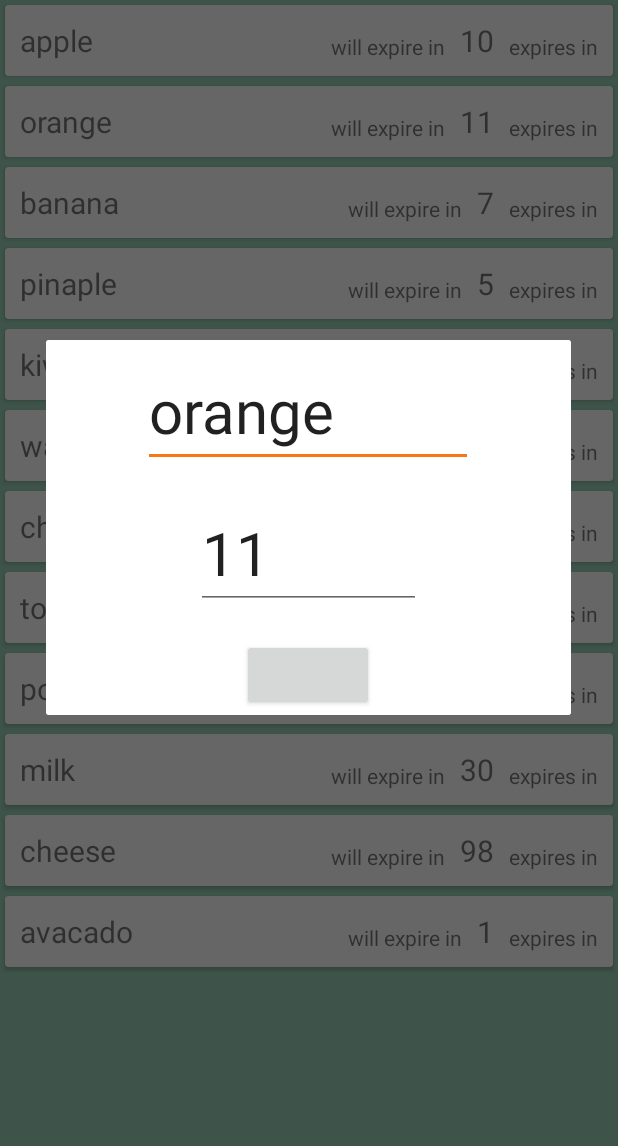
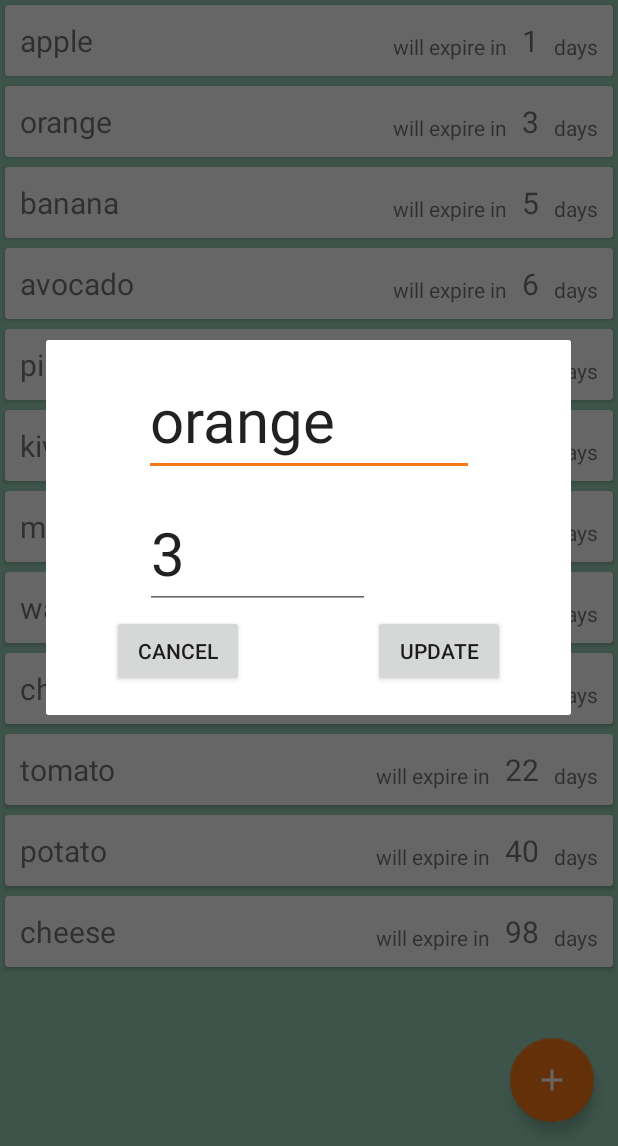
Before and after one commit to bitingbulldogs/cs446project, an Android app: the screen it shows after launch (MainActivity), after a tap on "orange", on a phone screen of 412 x 824 dp, the part 90-1236 px from its top. Run offline under Robolectric (Android 15) with nearby library versions, the phone set to English and light mode, and no system bars.

Commit message:
add/update Inventory List

```diff
--- a/app/src/main/java/com/example/scbcchoi/eatemup/MainActivity.java
+++ b/app/src/main/java/com/example/scbcchoi/eatemup/MainActivity.java
@@ -1,10 +1,12 @@
 package com.example.scbcchoi.eatemup;
 
 import android.app.AlarmManager;
+import android.app.Dialog;
 import android.app.PendingIntent;
 import android.content.ComponentName;
 import android.content.Context;
 import android.content.pm.PackageManager;
+import android.support.design.widget.FloatingActionButton;
 import android.support.v7.app.AppCompatActivity;
 import android.os.Bundle;
 import android.support.v7.widget.LinearLayoutManager;
@@ -22,6 +24,7 @@ import android.support.v4.widget.DrawerLayout;
 import android.support.v7.app.ActionBar;
 import android.view.MenuItem;
 import android.support.v7.widget.Toolbar;
+import android.widget.EditText;
 import android.widget.TextView;
 import android.widget.Toast;
 
@@ -34,6 +37,8 @@ public class MainActivity extends AppCompatActivity {
     private NavigationView navigationView;
     private Toolbar toolbar;
     private RecyclerView recyclerView;
+    private InventoryAdapter adapter;
+    private Dialog addDialog;
 
     // to test recylerview, should be removed later
     List<InventoryListItem> InventoryList;
@@ -104,28 +109,40 @@ public class MainActivity extends AppCompatActivity {
             }
         });
 
-        //set up recyclerView
+        //set up recyclerView and floating action button
         recyclerView = findViewById(R.id.rv_inventory);
         recyclerView.setLayoutManager(new LinearLayoutManager(this));
 
+        FloatingActionButton fab = findViewById(R.id.fab);
+        fab.setOnClickListener(new View.OnClickListener() {
+            @Override
+            public void onClick(View view) {
+                //Toast.makeText(view.getContext(), "add", Toast.LENGTH_SHORT).show();
+                addDialog = new Dialog(view.getContext());
+                addDialog.setContentView(R.layout.dialog_add);
+                addDialog.show();
+            }
+        });
+
+
         //some hardcoded data to test recyclerview
-        //remove later
+        //remove later //
         InventoryList = new ArrayList<>();
-        InventoryList.add(new InventoryListItem("apple", 10));
-        InventoryList.add(new InventoryListItem("orange", 11));
-        InventoryList.add(new InventoryListItem("banana", 7));
-        InventoryList.add(new InventoryListItem("pinaple", 5));
-        InventoryList.add(new InventoryListItem("kiwi", 3));
-        InventoryList.add(new InventoryListItem("watermelon", 1));
-        InventoryList.add(new InventoryListItem("cherry", 88));
-        InventoryList.add(new InventoryListItem("tomato", 322));
-        InventoryList.add(new InventoryListItem("potato", 100));
-        InventoryList.add(new InventoryListItem("milk", 30));
+        InventoryList.add(new InventoryListItem("apple", 1));
+        InventoryList.add(new InventoryListItem("orange", 3));
+        InventoryList.add(new InventoryListItem("banana", 5));
+        InventoryList.add(new InventoryListItem("avocado", 6));
+        InventoryList.add(new InventoryListItem("pineapple", 7));
+        InventoryList.add(new InventoryListItem("kiwi", 11));
+        InventoryList.add(new InventoryListItem("milk", 14));
+        InventoryList.add(new InventoryListItem("watermelon", 14));
+        InventoryList.add(new InventoryListItem("cherry", 20));
+        InventoryList.add(new InventoryListItem("tomato", 22));
+        InventoryList.add(new InventoryListItem("potato", 40));
         InventoryList.add(new InventoryListItem("cheese", 98));
-        InventoryList.add(new InventoryListItem("avacado", 1));
 
-        //setup adapater for recyclerview
-        InventoryAdapter adapter = new InventoryAdapter(InventoryList);
+        //setup adapter for RecyclerView
+        adapter = new InventoryAdapter(InventoryList);
         recyclerView.setAdapter(adapter);
 
 
@@ -172,4 +189,52 @@ public class MainActivity extends AppCompatActivity {
         finish();
     }
 
+    //insert an item to InventoryList
+    //should be moved to "InventoryList Class"......?
+    private int insertItem(InventoryListItem item){
+        int j = item.getDateInt();
+        for (int i = 0; i < InventoryList.size(); i++) {
+            if (InventoryList.get(i).getDateInt() >= j){
+                InventoryList.add(i,item);
+                return i;
+            }
+        }
+        InventoryList.add(item);
+        return InventoryList.size()-1;
+    }
+
+    public void addCancel(View view){
+        addDialog.dismiss();
+    }
+
+    //add an item to inventory list
+    public void addInventory(View view){
+        EditText nameText = addDialog.findViewById(R.id.dialog_name_add);
+        EditText dateText = addDialog.findViewById(R.id.dialog_date_add);
+        int date = Integer.parseInt(dateText.getText().toString());
+        String name = nameText.getText().toString();
+        InventoryListItem item = new InventoryListItem(name, date);
+
+        //Todo: Item should be added to the shared preferences to be actually stored
+        int pos = insertItem(item);
+        recyclerView.smoothScrollToPosition(pos);
+        adapter.notifyDataSetChanged();
+        addDialog.dismiss();
+    }
+
+    public void  updateInventory(View view){
+        InventoryListItem item =  adapter.updateItem();
+        InventoryList.remove(adapter.getPos());//index of item changed
+
+        //Todo: the update isn't physically stored
+        int pos = insertItem(item);
+        recyclerView.smoothScrollToPosition(pos);
+        adapter.notifyDataSetChanged();
+
+    }
+
+    public void noUpdate(View view){
+        adapter.noUpdate();
+
+    }
 }
--- a/app/src/main/java/com/example/scbcchoi/eatemup/inventory/InventoryAdapter.java
+++ b/app/src/main/java/com/example/scbcchoi/eatemup/inventory/InventoryAdapter.java
@@ -20,7 +20,7 @@ public class InventoryAdapter extends RecyclerView.Adapter<InventoryAdapter.Inve
 
     private List<InventoryListItem> inventoryList;
     private Dialog inventoryDialog;
-
+    private int pos;// last clicked item
 
     public InventoryAdapter(List<InventoryListItem> inventoryList){
         this.inventoryList = inventoryList;
@@ -36,15 +36,16 @@ public class InventoryAdapter extends RecyclerView.Adapter<InventoryAdapter.Inve
         inventoryDialog = new Dialog(viewGroup.getContext());
         inventoryDialog.setContentView(R.layout.dialog_inventory);
 
+
         tempVH.inventoryCardView.setOnClickListener(new View.OnClickListener() {
             @Override
             public void onClick(View v) {
-                //Toast.makeText(viewGroup.getContext(),"successfully clicked",Toast.LENGTH_SHORT).show();
 
                 EditText dialogName = inventoryDialog.findViewById(R.id.dialog_name);
                 EditText dialogDate = inventoryDialog.findViewById(R.id.dialog_date);
-                dialogName.setText(inventoryList.get(tempVH.getAdapterPosition()).getName());
-                dialogDate.setText(inventoryList.get(tempVH.getAdapterPosition()).getDate());
+                pos = tempVH.getAdapterPosition();
+                dialogName.setText(inventoryList.get(pos).getName());
+                dialogDate.setText(inventoryList.get(pos).getDate());
 
 
                 inventoryDialog.show();
@@ -81,4 +82,22 @@ public class InventoryAdapter extends RecyclerView.Adapter<InventoryAdapter.Inve
             inventoryCardView = itemView.findViewById(R.id.cv_inventory);
         }
     }
+
+    public InventoryListItem updateItem(){
+        EditText nameText = inventoryDialog.findViewById(R.id.dialog_name);
+        EditText dateText = inventoryDialog.findViewById(R.id.dialog_date);
+        int date = Integer.parseInt(dateText.getText().toString());
+        String name = nameText.getText().toString();
+        inventoryDialog.dismiss();
+        return new InventoryListItem(name, date);
+    }
+
+    public int getPos(){
+        return pos;
+    }
+
+
+    public void noUpdate(){
+        inventoryDialog.dismiss();
+    }
 }
--- a/app/src/main/java/com/example/scbcchoi/eatemup/inventory/InventoryListItem.java
+++ b/app/src/main/java/com/example/scbcchoi/eatemup/inventory/InventoryListItem.java
@@ -20,4 +20,8 @@ public class InventoryListItem {
     public String getDate() {
         return Integer.toString(date);
     }
+
+    public int getDateInt(){
+        return date;
+    }
 }
--- /dev/null
+++ b/app/src/main/res/drawable/ic_add.xml
@@ -0,0 +1,5 @@
+<vector android:height="24dp" android:tint="#FFFFFF"
+    android:viewportHeight="24.0" android:viewportWidth="24.0"
+    android:width="24dp" xmlns:android="http://schemas.android.com/apk/res/android">
+    <path android:fillColor="#FF000000" android:pathData="M19,13h-6v6h-2v-6H5v-2h6V5h2v6h6v2z"/>
+</vector>
--- a/app/src/main/res/layout/activity_main.xml
+++ b/app/src/main/res/layout/activity_main.xml
@@ -19,22 +19,29 @@
             android:id="@+id/toolbar"
             layout="@layout/toolbar_main"/>
 
-        <LinearLayout
+        <android.support.design.widget.CoordinatorLayout
             android:layout_width="match_parent"
-            android:layout_height="match_parent">
+            android:layout_height="match_parent"
+            android:orientation="horizontal">
 
             <android.support.v7.widget.RecyclerView
                 android:id = "@+id/rv_inventory"
                 android:layout_width="match_parent"
                 android:layout_height="match_parent"
-
                 app:layout_constraintBottom_toBottomOf="parent"
                 app:layout_constraintEnd_toEndOf="parent"
                 app:layout_constraintStart_toStartOf="parent"
                 app:layout_constraintTop_toTopOf="parent" />
 
+            <android.support.design.widget.FloatingActionButton
+                android:id="@+id/fab"
+                android:layout_width="wrap_content"
+                android:layout_height="wrap_content"
+                android:src="@drawable/ic_add"
+                android:layout_gravity="bottom|end"
+                android:layout_margin="16dp"/>
 
-        </LinearLayout>
+        </android.support.design.widget.CoordinatorLayout>
 
     </LinearLayout>
 
--- a/app/src/main/res/layout/dialog_inventory.xml
+++ b/app/src/main/res/layout/dialog_inventory.xml
@@ -3,51 +3,74 @@
 xmlns:android="http://schemas.android.com/apk/res/android"
 xmlns:app="http://schemas.android.com/apk/res-auto"
 android:layout_width="350dp"
-    android:layout_height="wrap_content"
+android:layout_height="250dp"
 android:layout_gravity="center"
+android:background="@android:color/white"
 android:id="@+id/dialog">
-
-    <LinearLayout
-
-        android:layout_width="match_parent"
-        android:layout_height="250dp"
-        android:background="@android:color/white"
-        android:orientation="vertical"
-        app:layout_constraintBottom_toBottomOf="parent"
-        app:layout_constraintEnd_toEndOf="parent"
-        app:layout_constraintStart_toStartOf="parent"
-        app:layout_constraintTop_toTopOf="parent">
 
 
 <EditText
     android:id="@+id/dialog_name"
+    android:autofillHints=""
+    android:hint="@string/name"
     android:layout_width="220dp"
     android:layout_height="wrap_content"
-            android:layout_gravity="center"
-            android:layout_marginTop="10dp"
+    android:layout_gravity="start"
+    android:layout_marginTop="8dp"
+    android:layout_marginBottom="8dp"
     android:inputType="text"
-            android:textSize="40sp" />
+    android:textSize="40sp"
+    app:layout_constraintBottom_toBottomOf="parent"
+    app:layout_constraintEnd_toEndOf="parent"
+    app:layout_constraintStart_toStartOf="parent"
+    app:layout_constraintTop_toTopOf="parent"
+    app:layout_constraintVertical_bias="0.05" />
 
 <EditText
     android:id="@+id/dialog_date"
+    android:autofillHints=""
+    android:hint="@string/days_left"
     android:layout_width="150dp"
     android:layout_height="wrap_content"
-            android:layout_gravity="center"
-            android:layout_marginTop="20dp"
+    android:layout_gravity="start"
+    android:layout_marginTop="8dp"
+    android:layout_marginBottom="8dp"
     android:inputType="date"
-            android:textSize="40sp" />
+    android:textSize="40sp"
+    app:layout_constraintBottom_toBottomOf="parent"
+    app:layout_constraintEnd_toEndOf="parent"
+    app:layout_constraintHorizontal_bias="0.33"
+    app:layout_constraintStart_toStartOf="parent"
+    app:layout_constraintTop_toBottomOf="@+id/dialog_name"
+    app:layout_constraintVertical_bias="0.088" />
 
 <Button
+    android:id="@+id/button_no_update"
     android:layout_width="wrap_content"
     android:layout_height="wrap_content"
     android:layout_gravity="center"
-            android:layout_marginTop="20dp"
-            android:text="" />
+    android:text="@string/cancel"
+    android:onClick="noUpdate"
+    android:layout_marginStart="8dp"
+    android:layout_marginTop="4dp"
+    android:layout_marginEnd="52dp"
 
-    </LinearLayout>
+    app:layout_constraintEnd_toStartOf="@+id/button_update"
+    app:layout_constraintHorizontal_bias="0.516"
+    app:layout_constraintStart_toStartOf="parent"
+    app:layout_constraintTop_toBottomOf="@+id/dialog_date" />
 
-
-
+<Button
+    android:id="@+id/button_update"
+    android:layout_width="wrap_content"
+    android:layout_height="wrap_content"
+    android:layout_gravity="center"
+    android:text="@string/update"
+    android:onClick="updateInventory"
+    android:layout_marginTop="4dp"
+    android:layout_marginEnd="44dp"
+    app:layout_constraintEnd_toEndOf="parent"
+    app:layout_constraintTop_toBottomOf="@+id/dialog_date" />
 
 
 </android.support.constraint.ConstraintLayout>
--- a/app/src/main/res/layout/scan_list.xml
+++ b/app/src/main/res/layout/scan_list.xml
@@ -68,7 +68,7 @@
                     android:layout_margin="10dp"
                     android:gravity="bottom"
                     android:textSize="20sp"
-                    android:text="@string/exireDate" />
+                    android:text="@string/expireDate" />
                 <TextView
                     android:id="@+id/rv_scandate"
                     android:layout_width="wrap_content"
--- a/app/src/main/res/values/strings.xml
+++ b/app/src/main/res/values/strings.xml
@@ -15,9 +15,15 @@
     <string name="open">Open</string>
     <string name="close">Close</string>
     <string name="will_expire_in">will expire in</string>
-    <string name="days">expires in</string>
+    <string name="days">days</string>
     <string name="itemName">Name: </string>
     <string name="itemCategory">Category: </string>
-    <string name="exireDate">Expire in: </string>
+    <string name="expireDate">Expire in: </string>
+    <string name="update">Update</string>
+    <string name="add">Add</string>
+    <string name="cancel">Cancel</string>
+    <string name="days_left"><font size="30">Days left</font></string>
+    <string name="name"><font size="30">Name</font></string>
+
 
 </resources>
```
Also changed, not shown: app/src/main/res/layout/dialog_add.xml (added, +74 -0 lines). Lines whose indentation alone changed are shown as unchanged.
